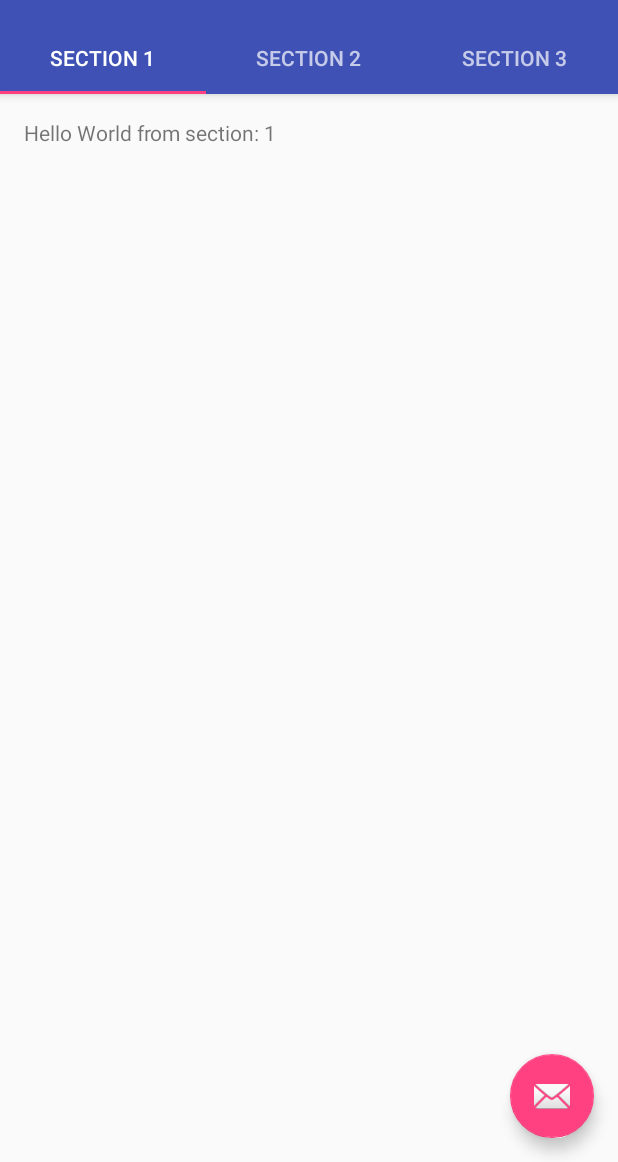
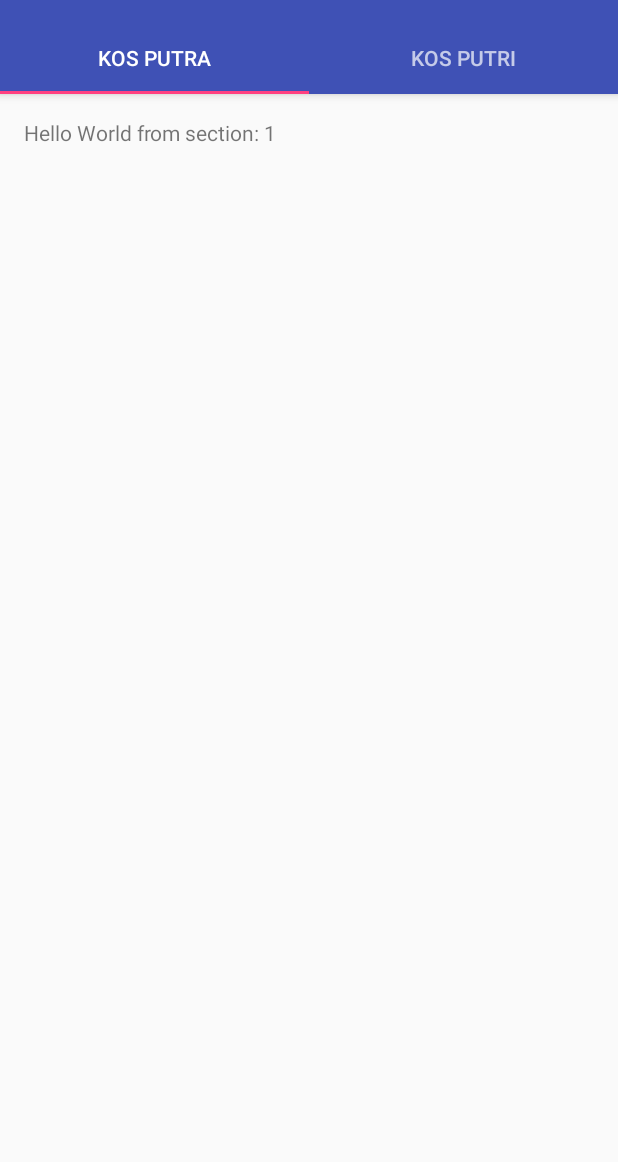
Before and after one commit to rizky30/Kos_Moklet, an Android app: the screen it shows after launch (MainActivity), on a phone screen of 412 x 824 dp, the part 74-1236 px from its top. Run offline under Robolectric (Android 15) with nearby library versions, the phone set to English and light mode, and no system bars.

Commit message:
Add Kos Putra & Putri

```diff
--- a/app/src/main/java/id/sch/smktelkom_mlg/project2/xirpl60203122324/kos_moklet/MainActivity.java
+++ b/app/src/main/java/id/sch/smktelkom_mlg/project2/xirpl60203122324/kos_moklet/MainActivity.java
@@ -54,15 +54,6 @@
         TabLayout tabLayout = (TabLayout) findViewById(R.id.tabs);
         tabLayout.setupWithViewPager(mViewPager);
 
-        FloatingActionButton fab = (FloatingActionButton) findViewById(R.id.fab);
-        fab.setOnClickListener(new View.OnClickListener() {
-            @Override
-            public void onClick(View view) {
-                Snackbar.make(view, "Replace with your own action", Snackbar.LENGTH_LONG)
-                        .setAction("Action", null).show();
-            }
-        });
-
     }
 
 
@@ -81,7 +72,7 @@
         int id = item.getItemId();
 
         //noinspection SimplifiableIfStatement
-        if (id == R.id.action_settings) {
+        if (id == R.id.action_about) {
             return true;
         }
 
@@ -143,18 +134,16 @@
         @Override
         public int getCount() {
             // Show 3 total pages.
-            return 3;
+            return 2;
         }
 
         @Override
         public CharSequence getPageTitle(int position) {
             switch (position) {
                 case 0:
-                    return "SECTION 1";
+                    return "KOS PUTRA";
                 case 1:
-                    return "SECTION 2";
-                case 2:
-                    return "SECTION 3";
+                    return "KOS PUTRI";
             }
             return null;
         }
--- a/app/src/main/res/layout/activity_main.xml
+++ b/app/src/main/res/layout/activity_main.xml
@@ -38,12 +38,4 @@
         android:layout_height="match_parent"
         app:layout_behavior="@string/appbar_scrolling_view_behavior" />
 
-    <android.support.design.widget.FloatingActionButton
-        android:id="@+id/fab"
-        android:layout_width="wrap_content"
-        android:layout_height="wrap_content"
-        android:layout_gravity="end|bottom"
-        android:layout_margin="@dimen/fab_margin"
-        app:srcCompat="@android:drawable/ic_dialog_email" />
-
 </android.support.design.widget.CoordinatorLayout>
--- a/app/src/main/res/menu/menu_main.xml
+++ b/app/src/main/res/menu/menu_main.xml
@@ -3,8 +3,8 @@
     xmlns:tools="http://schemas.android.com/tools"
     tools:context="id.sch.smktelkom_mlg.project2.xirpl60203122324.kos_moklet.MainActivity">
     <item
-        android:id="@+id/action_settings"
+        android:id="@+id/action_about"
         android:orderInCategory="100"
-        android:title="@string/action_settings"
+        android:title="About"
         app:showAsAction="never" />
 </menu>
```
